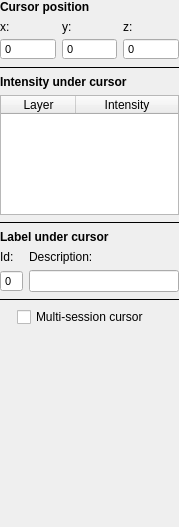
Above: GUI/Qt/Components/CursorInspector.ui from pyushkevich/itksnap before the change. Below: the same form after it.
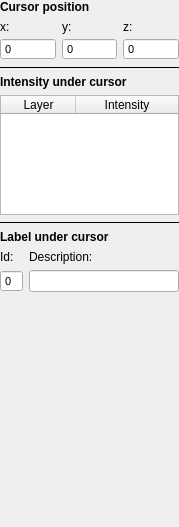
That is the form after the change.

Commit message: Replaced the old IRISMainToolbox with a new IRISControlPanel built in Qt Designer. Modified the look and feel of the control panel. Added the Sync Inspector.

```diff
--- a/GUI/Qt/Components/CursorInspector.ui
+++ b/GUI/Qt/Components/CursorInspector.ui
@@ -300,54 +300,6 @@
      </item>
     </layout>
    </item>
-   <item>
-    <widget class="Line" name="line_4">
-     <property name="frameShadow">
-      <enum>QFrame::Plain</enum>
-     </property>
-     <property name="orientation">
-      <enum>Qt::Horizontal</enum>
-     </property>
-    </widget>
-   </item>
-   <item>
-    <widget class="QWidget" name="widget" native="true">
-     <layout class="QHBoxLayout" name="horizontalLayout">
-      <property name="spacing">
-       <number>0</number>
-      </property>
-      <property name="margin">
-       <number>0</number>
-      </property>
-      <item>
-       <spacer name="horizontalSpacer_2">
-        <property name="orientation">
-         <enum>Qt::Horizontal</enum>
-        </property>
-        <property name="sizeType">
-         <enum>QSizePolicy::Fixed</enum>
-        </property>
-        <property name="sizeHint" stdset="0">
-         <size>
-          <width>17</width>
-          <height>19</height>
-         </size>
-        </property>
-       </spacer>
-      </item>
-      <item>
-       <widget class="QCheckBox" name="chkSync">
-        <property name="toolTip">
-         <string>&lt;html&gt;&lt;head/&gt;&lt;body&gt;&lt;p&gt;When checked, the position of the cursor will be synchronized between different sessions of ITK-SNAP running on the same computer. Synchronization is based on the cursor coordinates in physical space.&lt;/p&gt;&lt;/body&gt;&lt;/html&gt;</string>
-        </property>
-        <property name="text">
-         <string>Multi-session cursor</string>
-        </property>
-       </widget>
-      </item>
-     </layout>
-    </widget>
-   </item>
    <item>
     <spacer name="verticalSpacer">
      <property name="orientation">
```
Left out of the diff: 8 changed lines with no effect on the pictures. The commit also changes 36 other files.
